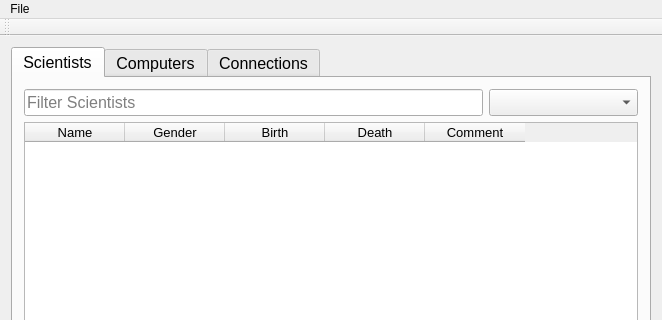
Above: mainwindow.ui from ManiSigt/Verklegt-nams before the change; both pictures show x 0 to 662 and y 0 to 320 of the 662 by 493 pixel window. Below: the same form after it.
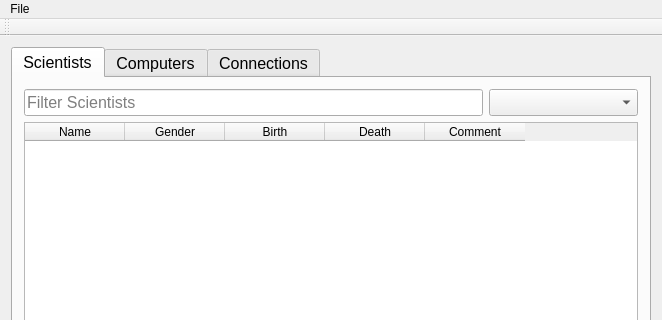
That is the form after the change. Icons and pictures are not drawn.

Patch:
```diff
--- a/mainwindow.ui
+++ b/mainwindow.ui
@@ -57,7 +57,7 @@
          <widget class="QTableWidget" name="table_scientist">
           <property name="font">
            <font>
-            <pointsize>10</pointsize>
+            <pointsize>9</pointsize>
            </font>
           </property>
           <property name="selectionBehavior">
```
